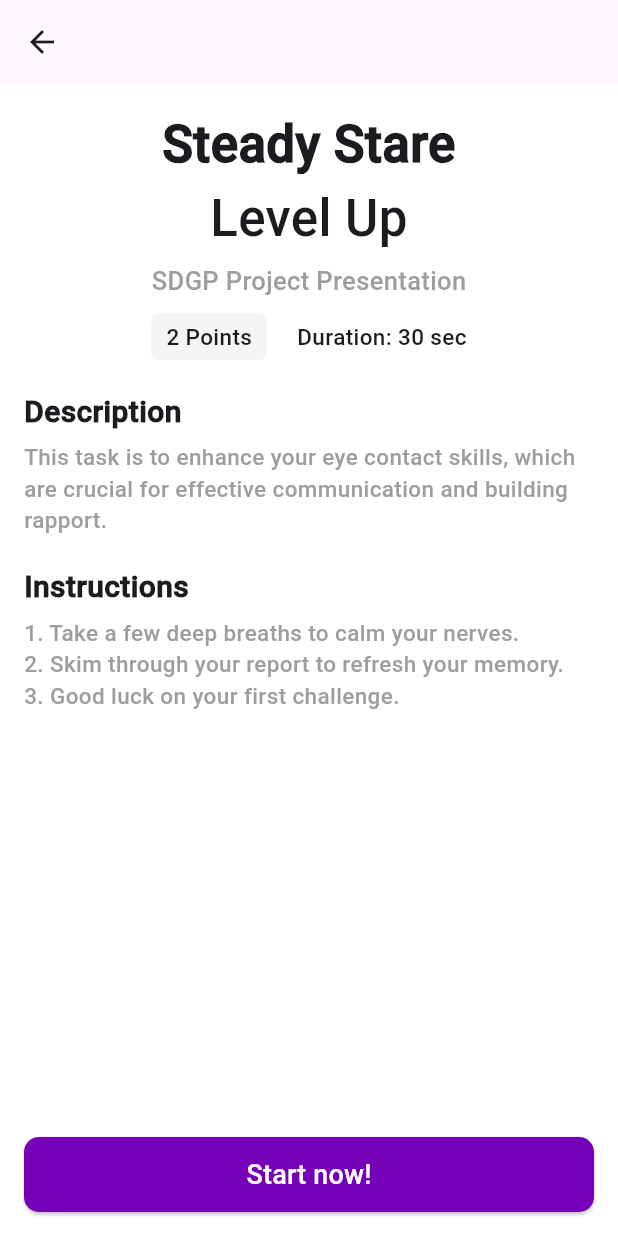
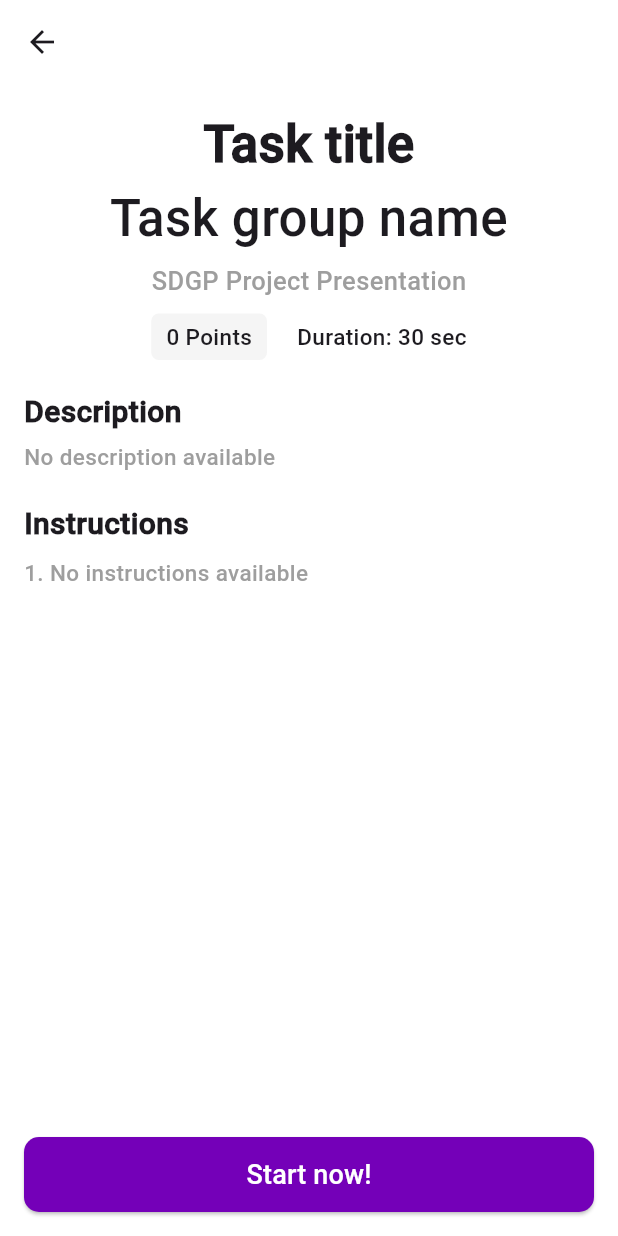
Before and after one commit to Chamod07/Presently, a Flutter app: the InfoCard screen opened directly, on a phone screen of 412 x 824 dp. Run offline on Flutter 3.47's test engine with Material 3 defaults, Android fonts, the phone set to English and light mode, and no system bars; our stand-ins replace camera, fl_chart, flutter_settings_screens, google_sign_in, image_picker, supabase_flutter; missing offline and left inert: google_mlkit_commons, google_mlkit_pose_detection; accounts and stored records are empty.

Commit message:
added data fetching for info_card.dart
Connected the info_card.dart into frontend application flow. Updated the backend API endpoint /report/details to fetch task details such as instructions, duration, etc. Updated the frontend to use these newly fetched data and show them to the use.

```diff
--- a/frontend/flutter_app/lib/components/tasks/info_card.dart
+++ b/frontend/flutter_app/lib/components/tasks/info_card.dart
@@ -1,10 +1,23 @@
 import 'package:flutter/material.dart';
+import 'task_group.dart'; // Import Task model
 
-class InfoCard extends StatelessWidget{
-  const InfoCard({super.key});
+class InfoCard extends StatelessWidget {
+  final Task? task;
+  final TaskGroup? taskGroup;
+
+  const InfoCard({super.key, this.task, this.taskGroup});
 
   @override
   Widget build(BuildContext context) {
+    // No API calls, just use the data passed in via constructor
+    final String taskTitle = task?.title ?? 'Task title';
+    final String groupTitle = taskGroup?.title ?? 'Task group name';
+    final String description = task?.description ?? 'No description available';
+    final int points = task?.points ?? 0;
+    final int durationSeconds = task?.durationSeconds ?? 30;
+    final List<String> instructions =
+        task?.instructions ?? ['No instructions available'];
+
     return Scaffold(
       appBar: AppBar(
         leading: IconButton(
@@ -13,6 +26,8 @@ class InfoCard extends StatelessWidget{
             Navigator.pop(context);
           },
         ),
+        elevation: 0,
+        backgroundColor: Colors.white,
       ),
       body: SafeArea(
         child: Padding(
@@ -21,74 +36,117 @@ class InfoCard extends StatelessWidget{
             crossAxisAlignment: CrossAxisAlignment.start,
             children: [
               Center(
-            child: Column(
-              children: [
+                child: Column(children: [
                   Text(
-              'Steady Stare',
+                    taskTitle,
                     textAlign: TextAlign.center,
-              style: TextStyle(fontSize: 34, fontWeight: FontWeight.bold, fontFamily: 'Roboto'),
+                    style: TextStyle(
+                        fontSize: 34,
+                        fontWeight: FontWeight.bold,
+                        fontFamily: 'Roboto'),
                   ),
                   Text(
-              'Level Up',
+                    groupTitle,
                     textAlign: TextAlign.center,
                     style: TextStyle(fontSize: 34, fontFamily: 'Roboto'),
                   ),
                   SizedBox(height: 5),
                   Text(
                     'SDGP Project Presentation',
-              style: TextStyle(fontSize: 17, color: Colors.grey, fontFamily: 'Roboto'),
+                    style: TextStyle(
+                        fontSize: 17, color: Colors.grey, fontFamily: 'Roboto'),
                   ),
                   SizedBox(height: 10),
                   Row(
                     mainAxisAlignment: MainAxisAlignment.center,
                     children: [
                       Container(
-                    padding: EdgeInsets.symmetric(horizontal: 10, vertical: 5),
+                        padding:
+                            EdgeInsets.symmetric(horizontal: 10, vertical: 5),
                         decoration: BoxDecoration(
                           color: Color(0xFFF5F5F5),
                           borderRadius: BorderRadius.circular(5),
                         ),
-                    child: Text("2 Points",
+                        child: Text(
+                          "$points Points",
                           style: TextStyle(fontSize: 15, fontFamily: 'Roboto'),
                         ),
                       ),
                       SizedBox(width: 10),
                       Padding(
                         padding: EdgeInsets.only(left: 10),
-                  child:Text("Duration: 30 sec",
+                        child: Text(
+                          "Duration: ${durationSeconds} sec",
                           style: TextStyle(fontSize: 15, fontFamily: 'Roboto'),
                         ),
                       ),
                     ],
                   ),
-
-            ]
-            ),
+                ]),
               ),
 
               SizedBox(height: 20),
-            Text("Description",
+              Text(
+                "Description",
                 style: TextStyle(fontSize: 20, fontWeight: FontWeight.bold),
               ),
               SizedBox(height: 5),
-            Text("This task is to enhance your eye contact skills, which are crucial for effective communication and building rapport.",
-            style: TextStyle(fontSize: 15, color: Colors.grey, fontFamily: 'Roboto'),
+              Text(
+                description,
+                style: TextStyle(
+                    fontSize: 15, color: Colors.grey, fontFamily: 'Roboto'),
               ),
               SizedBox(height: 20),
-            Text("Instructions",
-              style: TextStyle(fontSize: 20, fontWeight: FontWeight.bold, fontFamily: 'Roboto'),
+              Text(
+                "Instructions",
+                style: TextStyle(
+                    fontSize: 20,
+                    fontWeight: FontWeight.bold,
+                    fontFamily: 'Roboto'),
               ),
               SizedBox(height: 5),
-            Text("1. Take a few deep breaths to calm your nerves.",
-            style: TextStyle(fontSize: 15, color: Colors.grey, fontFamily: 'Roboto'),
+              // Display dynamic instructions list
+              Column(
+                crossAxisAlignment: CrossAxisAlignment.start,
+                children: List.generate(
+                  instructions.length,
+                  (index) => Padding(
+                    padding: const EdgeInsets.symmetric(vertical: 2.0),
+                    child: Text(
+                      "${index + 1}. ${instructions[index]}",
+                      style: TextStyle(
+                          fontSize: 15,
+                          color: Colors.grey,
+                          fontFamily: 'Roboto'),
                     ),
-            Text("2. Skim through your report to refresh your memory.",
-            style: TextStyle(fontSize: 15, color: Colors.grey, fontFamily: 'Roboto')
                   ),
-            Text("3. Good luck on your first challenge.",
-            style: TextStyle(fontSize: 15, color: Colors.grey, fontFamily: 'Roboto')
+                ),
               ),
               Spacer(),
+              // Add status indicator for completed tasks
+              if (task != null && task!.isCompleted)
+                Container(
+                  margin: EdgeInsets.only(bottom: 10),
+                  padding: EdgeInsets.symmetric(vertical: 8, horizontal: 16),
+                  decoration: BoxDecoration(
+                    color: Colors.green.shade100,
+                    borderRadius: BorderRadius.circular(10),
+                  ),
+                  child: Row(
+                    mainAxisSize: MainAxisSize.min,
+                    children: [
+                      Icon(Icons.check_circle, color: Colors.green),
+                      SizedBox(width: 8),
+                      Text(
+                        "Completed",
+                        style: TextStyle(
+                          color: Colors.green.shade800,
+                          fontWeight: FontWeight.bold,
+                        ),
+                      ),
+                    ],
+                  ),
+                ),
               ElevatedButton(
                 onPressed: () {
                   Navigator.pushNamed(context, '/camera');
@@ -102,10 +160,11 @@ class InfoCard extends StatelessWidget{
                 ),
                 child: Center(
                     child: Text(
-                  "Start now!",
+                  task != null && task!.isCompleted
+                      ? "Try again"
+                      : "Start now!",
                   style: TextStyle(fontSize: 18, color: Colors.white),
-                )
-              ),
+                )),
               ),
             ],
           ),
--- a/frontend/flutter_app/lib/components/tasks/task_group.dart
+++ b/frontend/flutter_app/lib/components/tasks/task_group.dart
@@ -17,6 +17,16 @@ class TaskGroup {
 class Task {
   final String title;
   bool isCompleted;
+  final String? description;
+  final List<String>? instructions;
+  final int? points;
+  final int? durationSeconds;
 
-  Task({required this.title, this.isCompleted = false});
+  Task(
+      {required this.title,
+      this.isCompleted = false,
+      this.description,
+      this.instructions,
+      this.points,
+      this.durationSeconds});
 }
--- a/frontend/flutter_app/lib/main.dart
+++ b/frontend/flutter_app/lib/main.dart
@@ -21,6 +21,7 @@ import 'package:flutter_app/components/screens/splash_screen.dart';
 import 'package:flutter_app/components/settings/contact_support.dart';
 import 'package:flutter_app/components/settings/terms_privacy.dart';
 import 'package:flutter_app/components/settings/help_page.dart';
+import 'package:flutter_app/components/tasks/info_card.dart';
 import 'services/supabase/supabase_service.dart';
 
 late List<CameraDescription> cameras;
@@ -84,6 +85,7 @@ class MyApp extends StatelessWidget {
         '/terms_privacy': (context) => TermsPrivacyPage(),
         '/help': (context) => HelpPage(),
         '/about': (context) => AboutPage(),
+        '/info_card': (context) => InfoCard(), // Add route for InfoCard
       },
     );
   }
```
Also changed, not shown: frontend/flutter_app/lib/components/tasks/task_group_page.dart (+41 -4 lines), frontend/flutter_app/lib/components/tasks/task_list_page.dart (+50 -36 lines), frontend/flutter_app/lib/services/api_client.dart (added, +70 -0 lines), frontend/flutter_app/lib/services/supabase/supabase_service.dart (+7 -1 lines), frontend/flutter_app/lib/services/task_assign/task_group_service.dart (+100 -97 lines), 3 other files. Lines whose indentation alone changed are shown as unchanged.
